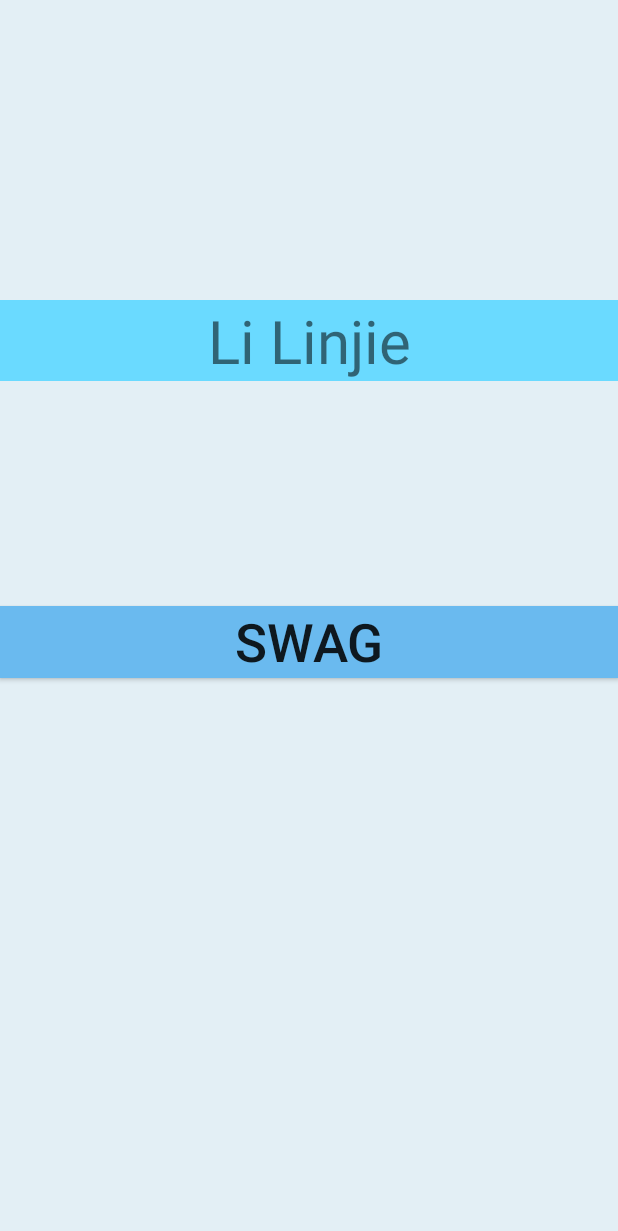
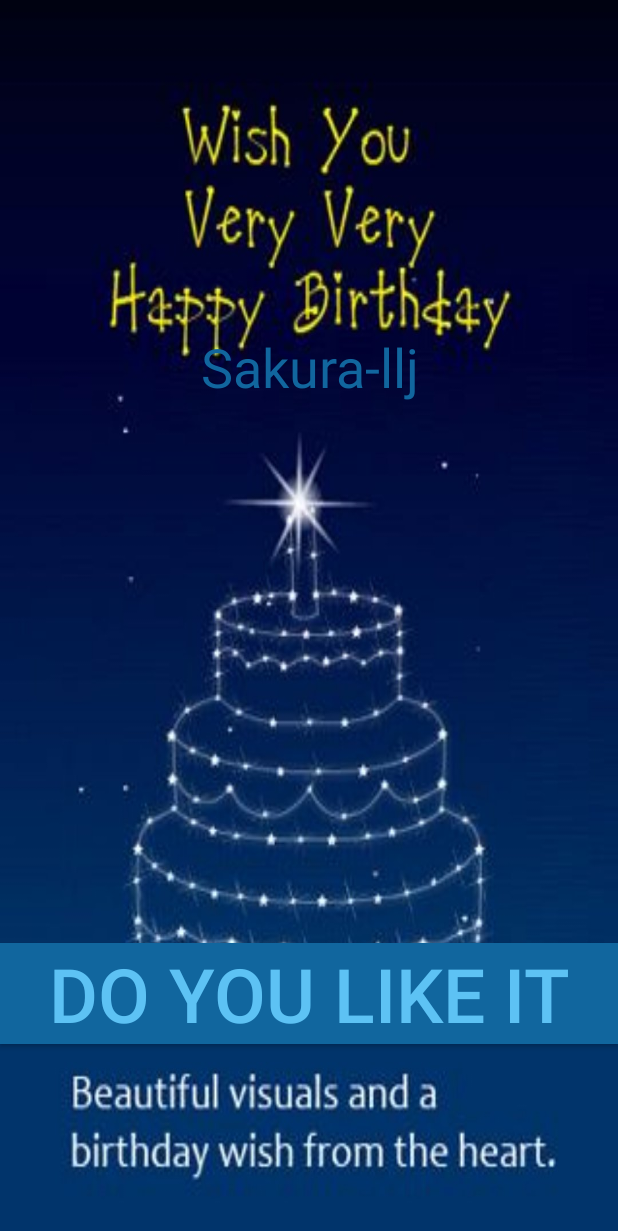
Before and after one commit to Sakura-llj/FirstApp, an Android app: the screen it shows after launch (MainActivity), on a phone screen of 412 x 824 dp. Shown: the top 1231 px of the screen. Run offline under Robolectric (Android 15) with nearby library versions, the phone set to English and light mode, and no system bars.

Commit message:
Happy birthday initial commit

```diff
--- a/app/src/main/res/layout/activity_main.xml
+++ b/app/src/main/res/layout/activity_main.xml
@@ -5,7 +5,7 @@
     android:id="@+id/coordinatorLayout"
     android:layout_width="match_parent"
     android:layout_height="match_parent"
-    android:background="@color/colorbackground"
+    android:background="@mipmap/bg1"
     android:orientation="vertical"
     tools:context=".MainActivity">
 
@@ -18,7 +18,8 @@
         android:background="@color/colorPrimary"
         android:gravity="center"
         android:text="@string/title"
-        android:textSize="40sp" />
+        android:textColor="@color/colorAccent"
+        android:textSize="36sp" />
 
     <Button
         android:id="@+id/button"
@@ -27,5 +28,6 @@
         android:layout_marginTop="@dimen/buttondis"
         android:background="@color/colorAccent"
         android:text="@string/button"
-        android:textSize="35sp" />
+        android:textColor="@color/colorbackground"
+        android:textSize="50sp" />
 </LinearLayout>
--- a/app/src/main/res/values/colors.xml
+++ b/app/src/main/res/values/colors.xml
@@ -1,7 +1,7 @@
 <?xml version="1.0" encoding="utf-8"?>
 <resources>
-    <color name="colorPrimary">#6ADAFF</color>
+    <color name="colorPrimary">#006ADAFF</color>
     <color name="colorPrimaryDark">#00574B</color>
-    <color name="colorAccent">#6ABAEF</color>
-    <color name="colorbackground">#E3EFF5</color>
+    <color name="colorAccent">#11669E</color>
+    <color name="colorbackground">#5DC2F4</color>
 </resources>
--- a/app/src/main/res/values/dimens.xml
+++ b/app/src/main/res/values/dimens.xml
@@ -1,4 +1,4 @@
 <resources>
-    <dimen name="fab_margin">200dp</dimen>
-    <dimen name="buttondis">150dp</dimen>
+    <dimen name="fab_margin">220dp</dimen>
+    <dimen name="buttondis">360dp</dimen>
 </resources>
--- a/app/src/main/res/values/strings.xml
+++ b/app/src/main/res/values/strings.xml
@@ -1,6 +1,6 @@
 <resources>
     <string name="app_name">FirstApp</string>
     <string name="action_settings">Settings</string>
-    <string name="button">Swag</string>
-    <string name="title">Li Linjie</string>
+    <string name="button">Do you like it</string>
+    <string name="title" translatable="false">Sakura-llj</string>
 </resources>
```
Also changed, not shown: app/src/main/res/mipmap-hdpi/bg1.png (added).
